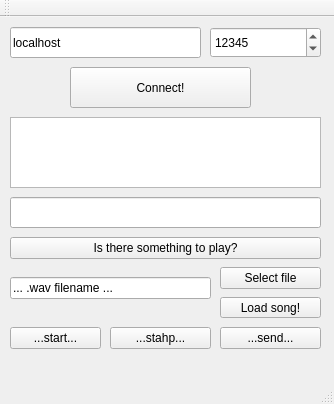
First picture: the form in QtClient - basics/AudioClient/clientwindow.ui, repository zkatzen/sk2-projekt, before the edit.
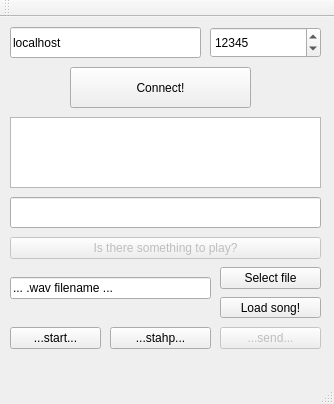
Second picture: the form after the edit.

Commit message: Process client/server disconnection and re-send, filenames map, enabling buttons

Patch:
```diff
--- a/QtClient - basics/AudioClient/clientwindow.ui
+++ b/QtClient - basics/AudioClient/clientwindow.ui
@@ -116,6 +116,9 @@
     </property>
    </widget>
    <widget class="QPushButton" name="serverPlayButton">
+    <property name="enabled">
+     <bool>false</bool>
+    </property>
     <property name="geometry">
      <rect>
       <x>10</x>
@@ -142,6 +145,9 @@
     </property>
    </widget>
    <widget class="QPushButton" name="sendButton">
+    <property name="enabled">
+     <bool>false</bool>
+    </property>
     <property name="geometry">
      <rect>
       <x>220</x>
```
Left out of the diff: 2 changed lines with no effect on the pictures. The commit also changes 3 other files.
